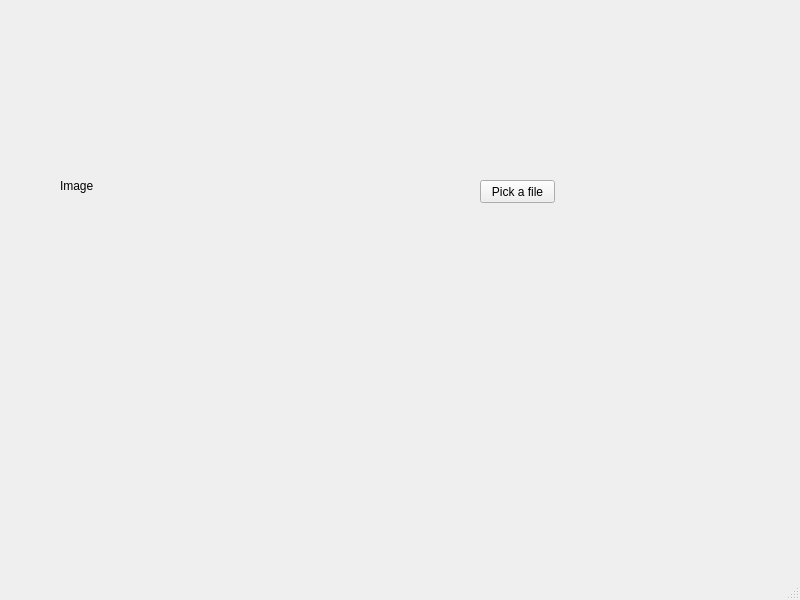
First picture: the form in mainwindow.ui, repository Tanya199901/diploma, before the edit.
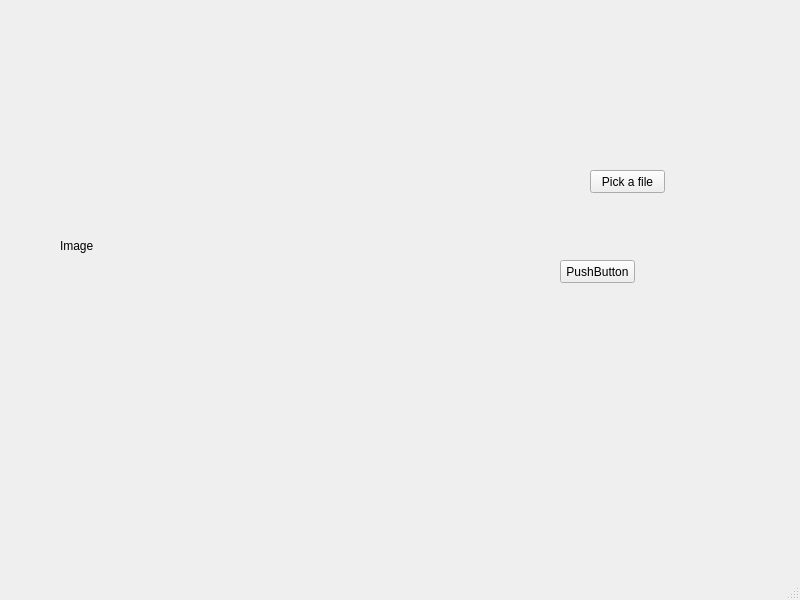
Second picture: the form after the edit. Custom widgets are drawn as their Qt base class.

Diff of the .ui file:
```diff
--- a/mainwindow.ui
+++ b/mainwindow.ui
@@ -17,8 +17,8 @@
    <widget class="QPushButton" name="pickImageButton">
     <property name="geometry">
      <rect>
-      <x>480</x>
-      <y>180</y>
+      <x>590</x>
+      <y>170</y>
       <width>75</width>
       <height>23</height>
      </rect>
@@ -32,14 +32,27 @@
      <rect>
       <x>60</x>
       <y>50</y>
-      <width>151</width>
-      <height>271</height>
+      <width>511</width>
+      <height>391</height>
      </rect>
     </property>
     <property name="text">
      <string>Image</string>
     </property>
    </widget>
+   <widget class="QPushButton" name="pushButton">
+    <property name="geometry">
+     <rect>
+      <x>560</x>
+      <y>260</y>
+      <width>75</width>
+      <height>23</height>
+     </rect>
+    </property>
+    <property name="text">
+     <string>PushButton</string>
+    </property>
+   </widget>
   </widget>
   <widget class="QMenuBar" name="menubar">
    <property name="geometry">
@@ -53,6 +66,13 @@
   </widget>
   <widget class="QStatusBar" name="statusbar"/>
  </widget>
+ <customwidgets>
+  <customwidget>
+   <class>ClickableLabel</class>
+   <extends>QLabel</extends>
+   <header>clickablelabel.h</header>
+  </customwidget>
+ </customwidgets>
  <resources/>
  <connections/>
 </ui>
```
Left out of the diff: 2 changed lines with no effect on the pictures.
